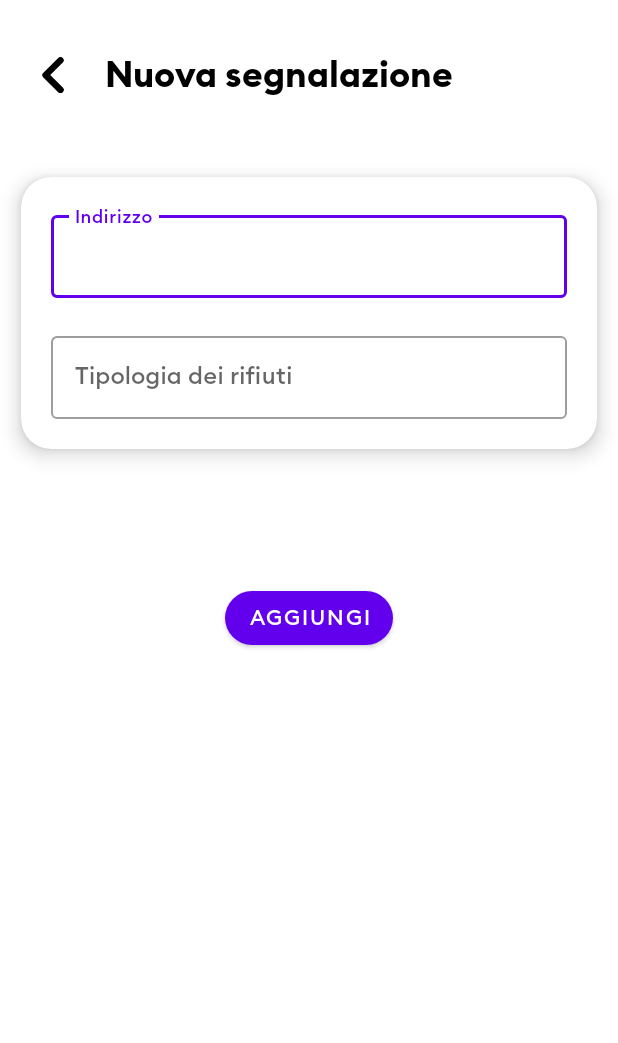
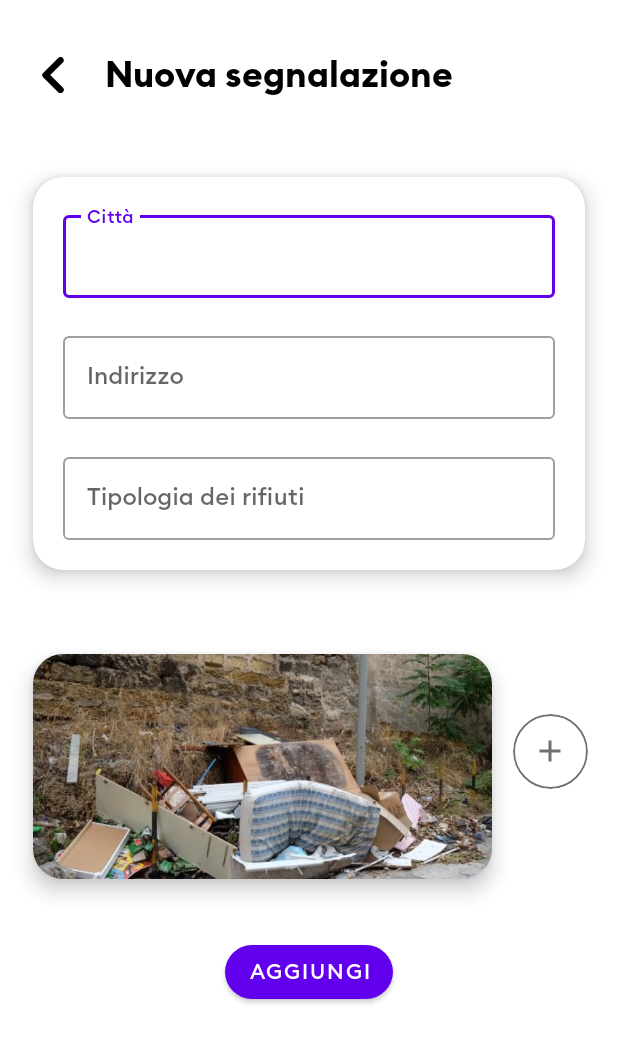
Before and after one commit to ssilvestri15/Gruppo1_ProjectGreen_IUM, an Android app: the AggiungiSegnalazioneActivity screen opened directly, with no data from a screen before it, on a phone screen of 412 x 824 dp. Shown: the top 1043 px of the screen. Run offline under Robolectric (Android 15) with nearby library versions, the phone set to English and light mode, and no system bars.

Commit message:
Improved Segnalazioni

```diff
--- a/app/build.gradle
+++ b/app/build.gradle
@@ -48,4 +48,5 @@ dependencies {
     implementation 'me.relex:circleindicator:2.1.6'
 
     implementation 'org.imaginativeworld.whynotimagecarousel:whynotimagecarousel:2.0.2'
+
 }
--- a/app/src/main/java/com/boris/projectgreen/AggiungiSegnalazioneActivity.java
+++ b/app/src/main/java/com/boris/projectgreen/AggiungiSegnalazioneActivity.java
@@ -6,6 +6,13 @@ import android.content.Intent;
 import android.os.Bundle;
 
 import com.google.android.material.button.MaterialButton;
+import com.google.android.material.textfield.TextInputLayout;
+
+import java.text.SimpleDateFormat;
+import java.util.Calendar;
+import java.util.Date;
+import java.util.Locale;
+import java.util.Random;
 
 public class AggiungiSegnalazioneActivity extends AppCompatActivity {
 
@@ -15,14 +22,31 @@ public class AggiungiSegnalazioneActivity extends AppCompatActivity {
         setContentView(R.layout.activity_aggiungi_segnalazione);
 
         MaterialButton btn = findViewById(R.id.btn_add);
+        TextInputLayout tl1 = findViewById(R.id.outlinedTextField1);
+        TextInputLayout tl2 = findViewById(R.id.outlinedTextField2);
+        TextInputLayout tl3 = findViewById(R.id.outlinedTextField3);
 
         btn.setOnClickListener( view -> {
-            Segnalazione s = new Segnalazione("TEST","TEST","TEST",34);
-            Utils.listaSegnalazioni.add(0,s);
-            Intent i = new Intent();
-            i.putExtra("OK","OK");
-            setResult(1,i);
-            finish();
+
+            String s1 = tl1.getEditText().getText().toString();
+            String s2 = tl2.getEditText().getText().toString();
+            String s3 = tl3.getEditText().getText().toString();
+
+            if (!s1.trim().isEmpty() && !s2.trim().isEmpty() && !s3.trim().isEmpty()) {
+                Date today = new Date();
+                SimpleDateFormat formatter = new SimpleDateFormat("dd/MM/yyyy", Locale.ITALY);
+                s3 = formatter.format(today);
+                Segnalazione s = new Segnalazione(s1, s2, s3, new Random().nextInt(98) + 1);
+                Utils.listaSegnalazioni.add(0, s);
+                Intent i = new Intent();
+                i.putExtra("OK", "OK");
+                setResult(1, i);
+                finish();
+            }else{
+                tl1.setError("Il campo è richiesto");
+                tl2.setError("Il campo è richiesto");
+                tl3.setError("Il campo è richiesto");
+            }
         });
 
     }
--- a/app/src/main/res/layout/activity_aggiungi_segnalazione.xml
+++ b/app/src/main/res/layout/activity_aggiungi_segnalazione.xml
@@ -30,23 +30,26 @@
         <TextView
             android:layout_width="match_parent"
             android:layout_height="wrap_content"
+            android:layout_gravity="center"
             android:text="Nuova segnalazione"
             android:textColor="@color/black"
             android:textSize="24sp"
-            android:textStyle="bold"
-            android:layout_gravity="center"/>
+            android:textStyle="bold" />
     </LinearLayout>
 
     <com.google.android.material.card.MaterialCardView
+        android:id="@+id/mcv"
         android:layout_width="match_parent"
         android:layout_height="wrap_content"
+        android:layout_marginStart="8dp"
+        android:layout_marginTop="20dp"
+        android:layout_marginEnd="8dp"
         app:cardCornerRadius="20dp"
         app:cardElevation="8dp"
         app:cardUseCompatPadding="true"
         app:layout_constraintEnd_toEndOf="parent"
         app:layout_constraintStart_toStartOf="parent"
-        app:layout_constraintTop_toBottomOf="@+id/linearLayout"
-        android:layout_marginTop="20dp">
+        app:layout_constraintTop_toBottomOf="@+id/linearLayout">
 
         <LinearLayout
             android:layout_width="match_parent"
@@ -56,30 +59,42 @@
 
             <com.google.android.material.textfield.TextInputLayout
                 android:id="@+id/outlinedTextField1"
+                style="@style/Widget.MaterialComponents.TextInputLayout.OutlinedBox"
                 android:layout_width="match_parent"
                 android:layout_height="wrap_content"
-                android:hint="Indirizzo"
-                style="@style/Widget.MaterialComponents.TextInputLayout.OutlinedBox">
+                android:hint="Città">
 
                 <com.google.android.material.textfield.TextInputEditText
                     android:layout_width="match_parent"
-                    android:layout_height="wrap_content"
-                    />
+                    android:layout_height="wrap_content" />
 
             </com.google.android.material.textfield.TextInputLayout>
 
             <com.google.android.material.textfield.TextInputLayout
                 android:id="@+id/outlinedTextField2"
+                style="@style/Widget.MaterialComponents.TextInputLayout.OutlinedBox"
                 android:layout_width="match_parent"
                 android:layout_height="wrap_content"
-                android:hint="Tipologia dei rifiuti"
-                style="@style/Widget.MaterialComponents.TextInputLayout.OutlinedBox"
-                android:layout_marginTop="20dp">
+                android:layout_marginTop="20dp"
+                android:hint="Indirizzo">
 
                 <com.google.android.material.textfield.TextInputEditText
                     android:layout_width="match_parent"
-                    android:layout_height="wrap_content"
-                    />
+                    android:layout_height="wrap_content" />
+
+            </com.google.android.material.textfield.TextInputLayout>
+
+            <com.google.android.material.textfield.TextInputLayout
+                android:id="@+id/outlinedTextField3"
+                style="@style/Widget.MaterialComponents.TextInputLayout.OutlinedBox"
+                android:layout_width="match_parent"
+                android:layout_height="wrap_content"
+                android:layout_marginTop="20dp"
+                android:hint="Tipologia dei rifiuti">
+
+                <com.google.android.material.textfield.TextInputEditText
+                    android:layout_width="match_parent"
+                    android:layout_height="wrap_content" />
 
             </com.google.android.material.textfield.TextInputLayout>
 
@@ -87,15 +102,66 @@
 
     </com.google.android.material.card.MaterialCardView>
 
+    <LinearLayout
+        android:id="@+id/ll"
+        android:layout_width="0dp"
+        android:layout_height="wrap_content"
+        android:animateLayoutChanges="true"
+        android:orientation="horizontal"
+        app:layout_constraintStart_toStartOf="@+id/mcv"
+        app:layout_constraintTop_toBottomOf="@+id/mcv"
+        app:layout_constraintEnd_toEndOf="@id/mcv">
+
+
+        <com.google.android.material.card.MaterialCardView
+            android:layout_width="0dp"
+            android:layout_height="wrap_content"
+            android:layout_marginTop="20dp"
+            android:layout_weight="1"
+            app:cardCornerRadius="20dp"
+            app:cardElevation="8dp"
+            app:cardUseCompatPadding="true"
+            android:clickable="true">
+
+            <ImageView
+                android:layout_width="match_parent"
+                android:layout_height="150dp"
+                android:scaleType="centerCrop"
+                android:src="@drawable/trash_2" />
+
+        </com.google.android.material.card.MaterialCardView>
+
+        <com.google.android.material.card.MaterialCardView
+            android:layout_width="50dp"
+            android:layout_height="50dp"
+            android:layout_gravity="center"
+            android:layout_marginEnd="12dp"
+            app:cardBackgroundColor="@android:color/transparent"
+            app:cardCornerRadius="50dp"
+            app:cardElevation="0dp"
+            app:strokeColor="@color/grey_600"
+            app:strokeWidth="1dp">
+
+            <ImageView
+                android:layout_width="24dp"
+                android:layout_height="24dp"
+                android:layout_gravity="center"
+                android:src="@drawable/baseline_add_black_24dp"
+                app:tint="@color/grey_600" />
+
+        </com.google.android.material.card.MaterialCardView>
+
+    </LinearLayout>
+
     <com.google.android.material.button.MaterialButton
         android:id="@+id/btn_add"
         android:layout_width="wrap_content"
         android:layout_height="wrap_content"
+        android:layout_marginTop="20dp"
         android:text="Aggiungi"
         app:cornerRadius="20dp"
-        app:layout_constraintBottom_toBottomOf="parent"
         app:layout_constraintEnd_toEndOf="parent"
         app:layout_constraintStart_toStartOf="parent"
-        app:layout_constraintTop_toTopOf="parent" />
+        app:layout_constraintTop_toBottomOf="@+id/ll" />
 
 </androidx.constraintlayout.widget.ConstraintLayout>
```
